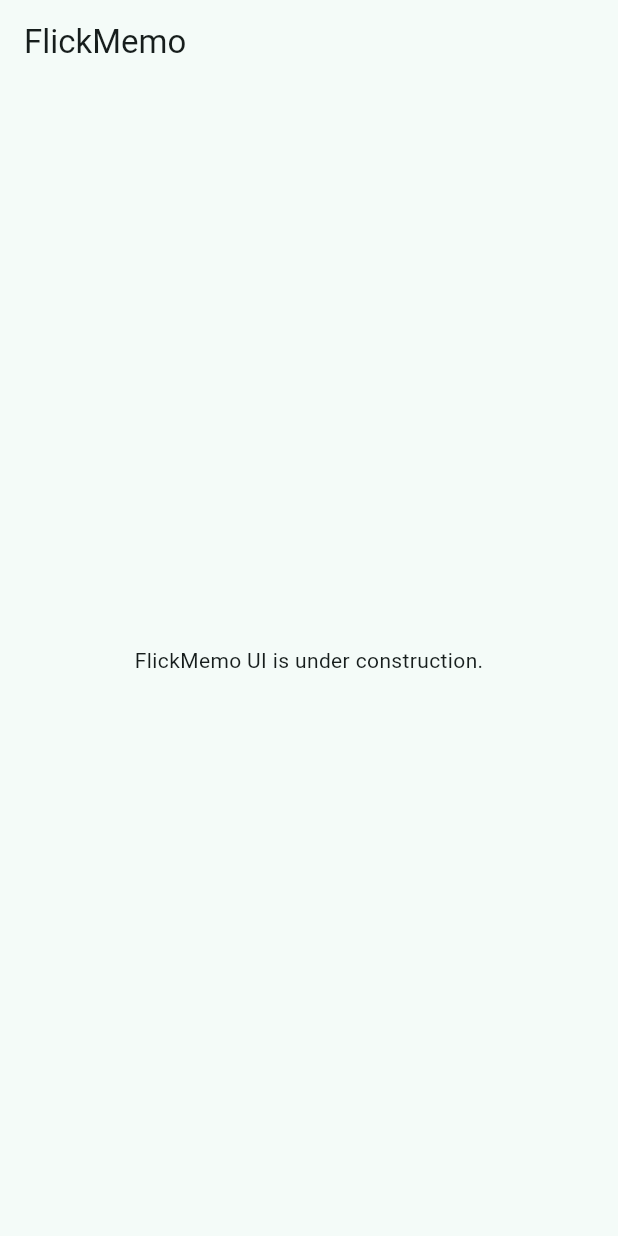
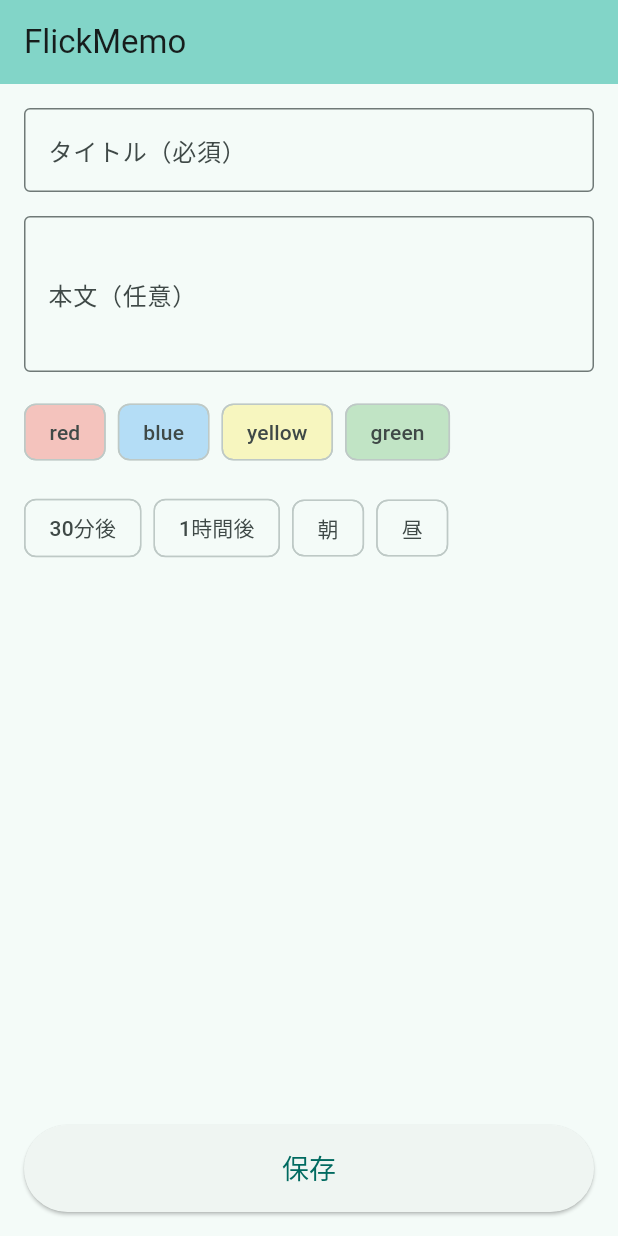
Before and after one commit to OMEGA-himajin/FlickMemo, a Flutter app: the screen it shows after launch, on a phone screen of 412 x 824 dp. Run offline on Flutter 3.47's test engine with Material 3 defaults, Android fonts, the phone set to English and light mode, and no system bars; our stand-ins replace drift, flutter_local_notifications, timezone; missing offline and left inert: workmanager; accounts and stored records are empty; generated files the repository leaves out were written again.

Commit message:
クイック追加画面を実装

```diff
--- a/app/lib/main.dart
+++ b/app/lib/main.dart
@@ -1,4 +1,11 @@
 import 'package:flutter/material.dart';
+import 'package:drift/native.dart';
+import 'package:app/src/data/database.dart';
+import 'package:app/src/data/repositories.dart';
+import 'package:app/src/domain/note_service.dart';
+import 'package:app/src/domain/reminder_scheduler.dart';
+import 'package:app/src/application/quick_add_controller.dart';
+import 'package:app/src/domain/reminder_scheduler.dart' as reminder;
 
 void main() {
   runApp(const FlickMemoApp());
@@ -13,20 +20,158 @@ class FlickMemoApp extends StatelessWidget {
       title: 'FlickMemo',
       theme: ThemeData(
         colorScheme: ColorScheme.fromSeed(seedColor: Colors.teal),
+        useMaterial3: true,
       ),
-      home: const _PlaceholderHome(),
+      home: const QuickAddScreen(),
     );
   }
 }
 
-class _PlaceholderHome extends StatelessWidget {
-  const _PlaceholderHome();
+class QuickAddScreen extends StatefulWidget {
+  const QuickAddScreen({super.key});
+
+  @override
+  State<QuickAddScreen> createState() => _QuickAddScreenState();
+}
+
+class _QuickAddScreenState extends State<QuickAddScreen> {
+  late final QuickAddController _controller;
+  final _titleController = TextEditingController();
+  final _bodyController = TextEditingController();
+  String? _selectedColor;
+  reminder.ReminderTrigger? _selectedTrigger;
+
+  @override
+  void initState() {
+    super.initState();
+    // Initialize database and services
+    final db = FlickMemoDatabase(NativeDatabase.memory());
+    final noteRepo = NoteRepository(db);
+    final reminderRepo = ReminderRepository(db);
+    final noteService = NoteService(noteRepo);
+    final scheduler = ReminderScheduler(reminderRepo);
+
+    _controller = QuickAddController(noteService, scheduler);
+  }
+
+  @override
+  void dispose() {
+    _titleController.dispose();
+    _bodyController.dispose();
+    super.dispose();
+  }
+
+  Future<void> _save() async {
+    _controller.updateTitle(_titleController.text);
+    _controller.setBody(_bodyController.text);
+    if (_selectedColor != null) {
+      _controller.setColor(_selectedColor);
+    }
+    if (_selectedTrigger != null) {
+      _controller.setTrigger(_selectedTrigger);
+    }
+
+    final result = await _controller.save();
+    if (!mounted) return;
+
+    ScaffoldMessenger.of(
+      context,
+    ).showSnackBar(SnackBar(content: Text('メモを保存しました (ID: ${result.noteId})')));
+    _titleController.clear();
+    _bodyController.clear();
+    setState(() {
+      _selectedColor = null;
+      _selectedTrigger = null;
+    });
+  }
 
   @override
   Widget build(BuildContext context) {
     return Scaffold(
-      appBar: AppBar(title: const Text('FlickMemo')),
-      body: const Center(child: Text('FlickMemo UI is under construction.')),
+      appBar: AppBar(
+        title: const Text('FlickMemo'),
+        backgroundColor: Theme.of(context).colorScheme.inversePrimary,
+      ),
+      body: Padding(
+        padding: const EdgeInsets.all(16.0),
+        child: Column(
+          crossAxisAlignment: CrossAxisAlignment.stretch,
+          children: [
+            TextField(
+              controller: _titleController,
+              decoration: const InputDecoration(
+                labelText: 'タイトル（必須）',
+                border: OutlineInputBorder(),
+              ),
+            ),
+            const SizedBox(height: 16),
+            TextField(
+              controller: _bodyController,
+              decoration: const InputDecoration(
+                labelText: '本文（任意）',
+                border: OutlineInputBorder(),
+              ),
+              maxLines: 3,
+            ),
+            const SizedBox(height: 16),
+            Wrap(
+              spacing: 8,
+              children: [
+                _colorChip('red', Colors.red),
+                _colorChip('blue', Colors.blue),
+                _colorChip('yellow', Colors.yellow),
+                _colorChip('green', Colors.green),
+              ],
+            ),
+            const SizedBox(height: 16),
+            Wrap(
+              spacing: 8,
+              children: [
+                _triggerChip('30分後', reminder.RelativeTrigger(30)),
+                _triggerChip('1時間後', reminder.RelativeTrigger(60)),
+                _triggerChip('朝', reminder.BucketTrigger('朝')),
+                _triggerChip('昼', reminder.BucketTrigger('昼')),
+              ],
+            ),
+            const Spacer(),
+            ElevatedButton(
+              onPressed: _save,
+              style: ElevatedButton.styleFrom(
+                padding: const EdgeInsets.symmetric(vertical: 16),
+              ),
+              child: const Text('保存', style: TextStyle(fontSize: 18)),
+            ),
+          ],
+        ),
+      ),
+    );
+  }
+
+  Widget _colorChip(String colorName, Color color) {
+    final isSelected = _selectedColor == colorName;
+    return FilterChip(
+      label: Text(colorName),
+      selected: isSelected,
+      backgroundColor: color.withOpacity(0.3),
+      selectedColor: color.withOpacity(0.6),
+      onSelected: (selected) {
+        setState(() {
+          _selectedColor = selected ? colorName : null;
+        });
+      },
+    );
+  }
+
+  Widget _triggerChip(String label, reminder.ReminderTrigger trigger) {
+    final isSelected = _selectedTrigger == trigger;
+    return FilterChip(
+      label: Text(label),
+      selected: isSelected,
+      onSelected: (selected) {
+        setState(() {
+          _selectedTrigger = selected ? trigger : null;
+        });
+      },
     );
   }
 }
```
